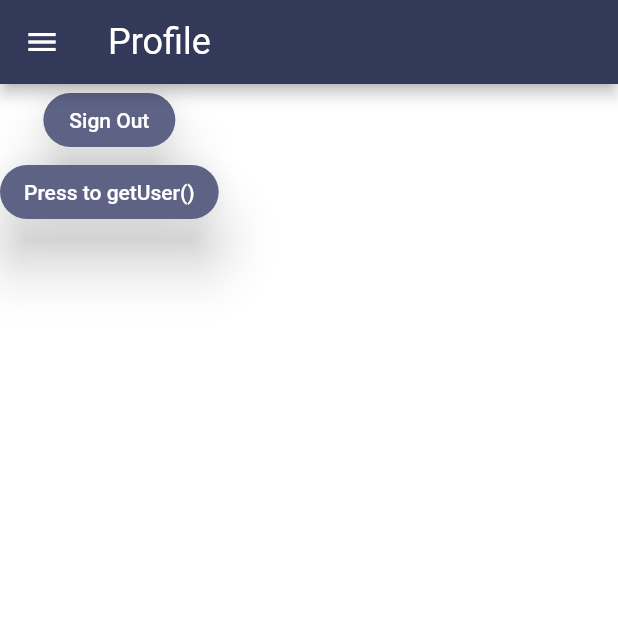
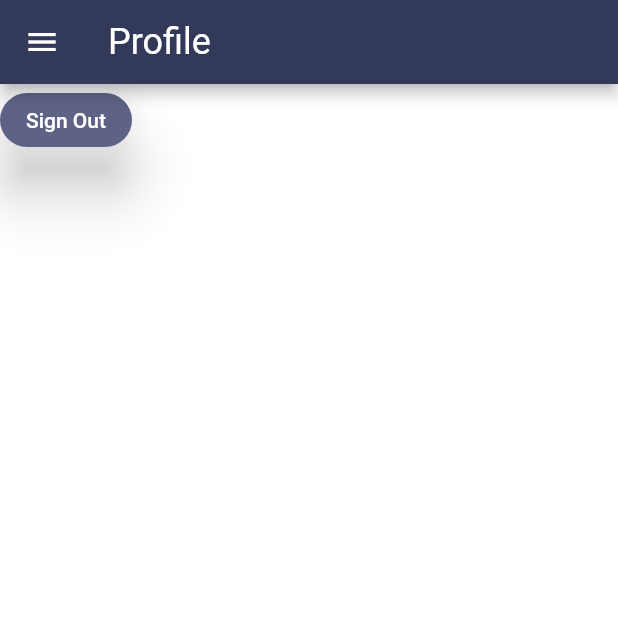
Before and after one commit to Jnpk1/Csc4360-Project-1, a Flutter app: the Profile screen opened by its route, in the side drawer, after a tap on "Profile", on a phone screen of 412 x 824 dp, the top half of it. Run offline on Flutter 3.47's test engine with Material 2 defaults, Android fonts, the phone set to English and light mode, and no system bars; our stand-ins replace auth_buttons, bubble, cloud_firestore, firebase_auth, firebase_core, google_sign_in; accounts and stored records are empty.

Commit message:
button removed

```diff
--- a/lib/screens/home.dart
+++ b/lib/screens/home.dart
@@ -60,20 +60,20 @@ Future printUser(BuildContext context) async {
   print("In home.dart, currUser=$curr");
 }
 
-Widget testFunctionToGetCurrentUser(BuildContext context) {
-  return MaterialButton(
-      onPressed: () => printUser(context),
-      elevation: buttonThemeElevation,
-      shape: RoundedRectangleBorder(
-        borderRadius: BorderRadius.circular(buttonBorderRadius),
-      ),
-      child: Text('Press to getUser()',
-          style: Theme.of(context)
-              .textTheme
-              .button
-              ?.copyWith(color: kOnButtonColor)),
-      color: kButtonColor);
-}
+// Widget testFunctionToGetCurrentUser(BuildContext context) {
+//   return MaterialButton(
+//       onPressed: () => printUser(context),
+//       elevation: buttonThemeElevation,
+//       shape: RoundedRectangleBorder(
+//         borderRadius: BorderRadius.circular(buttonBorderRadius),
+//       ),
+//       child: Text('Press to getUser()',
+//           style: Theme.of(context)
+//               .textTheme
+//               .button
+//               ?.copyWith(color: kOnButtonColor)),
+//       color: kButtonColor);
+// }
 
 //HEALTH_ROOM_ROUTE_NAME
 Widget roomButtons(BuildContext context) {
@@ -104,7 +104,7 @@ Widget roomButtons(BuildContext context) {
                 .button
                 ?.copyWith(color: kOnButtonColor)),
         color: kButtonColor),
-    testFunctionToGetCurrentUser(context),
+    // testFunctionToGetCurrentUser(context),
   ]);
 }
 
```
Also changed, not shown: lib/screens/sign_in.dart (+0 -9 lines).
